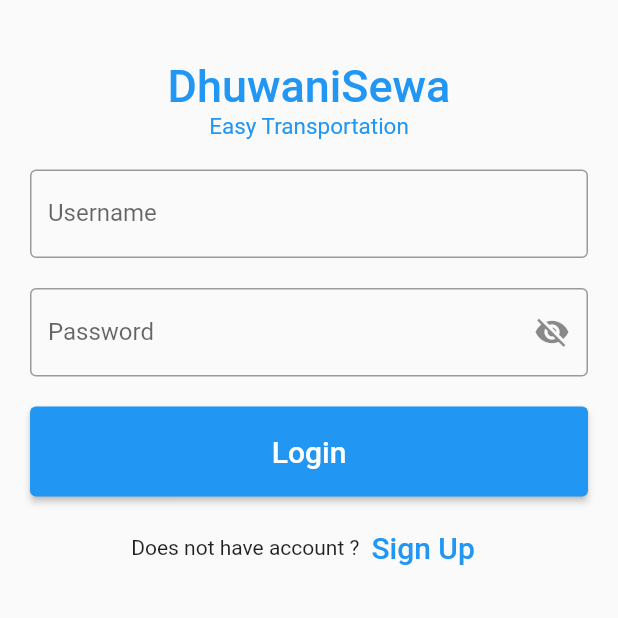
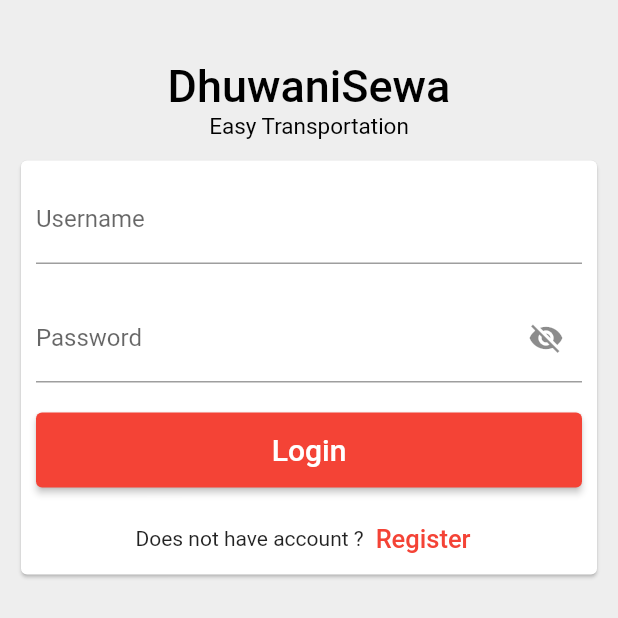
Before and after one commit to BinayKushwaha/Mobile_App_DhuwaniSewa, a Flutter app: the screen it shows after launch, on a phone screen of 412 x 824 dp, the top half of it. Run offline on Flutter 3.47's test engine with Material 2 defaults, Android fonts, the phone set to English and light mode, and no system bars; our stand-ins replace get_it; missing offline and left inert: enum_to_string.

Commit message:
Updated app desgin, color and icons

```diff
--- a/mobile_app_dhuwanisewa/lib/Account/Header.dart
+++ b/mobile_app_dhuwanisewa/lib/Account/Header.dart
@@ -9,7 +9,7 @@ Widget appHeading() {
         child: Text(
           'DhuwaniSewa',
           style: TextStyle(
-              color: Colors.blue, fontWeight: FontWeight.w500, fontSize: 30),
+              color: Colors.black, fontWeight: FontWeight.w500, fontSize: 30),
         ),
       ),
       Container(
@@ -17,7 +17,7 @@ Widget appHeading() {
         alignment: Alignment.center,
         child: Text(
           'Easy Transportation',
-          style: TextStyle(color: Colors.blue, fontSize: 15),
+          style: TextStyle(color: Colors.black, fontSize: 15),
         ),
       )
     ],
--- a/mobile_app_dhuwanisewa/lib/Account/Login.dart
+++ b/mobile_app_dhuwanisewa/lib/Account/Login.dart
@@ -1,4 +1,3 @@
-
 import 'package:enum_to_string/enum_to_string.dart';
 import 'package:flutter/cupertino.dart';
 import 'package:flutter/material.dart';
@@ -7,13 +6,13 @@ import 'package:mobile_app_dhuwanisewa/Account/Model/LoginModel.dart';
 import 'package:mobile_app_dhuwanisewa/Account/Service/AccountService.dart';
 import 'package:mobile_app_dhuwanisewa/Account/ServiceProviderRegistration.dart';
 import 'package:mobile_app_dhuwanisewa/Account/ServiceSeekerRegistration.dart';
+import 'package:mobile_app_dhuwanisewa/AppNavigation/AppNavigation.dart';
 import 'package:mobile_app_dhuwanisewa/Commmon/CustomWidget/CustomNotification.dart';
 import 'package:mobile_app_dhuwanisewa/Constant/Account/AccountResponseMessage.dart';
 import 'package:mobile_app_dhuwanisewa/CustomValidator/CustomValidator.dart';
 import 'package:mobile_app_dhuwanisewa/Enum/ResponseStatus.dart';
 import 'package:mobile_app_dhuwanisewa/ServiceLocator/ServiceLocator.dart';
 import 'OtpResendForm.dart';
-import 'VerfiyAccount.dart';
 
 class LoginPage extends StatefulWidget {
   @override
@@ -31,22 +30,6 @@ class LoginPageState extends State<LoginPage> {
         children: [
           appHeading(),
           LoginForm(),
-          Container(
-            child: Row(
-              children: [
-                Text('Does not have account ?'),
-                TextButton(
-                    onPressed: () {
-                      Navigator.pushNamed(context, '/Registration');
-                    },
-                    child: Text(
-                      'Sign Up',
-                      style: TextStyle(fontSize: 20),
-                    ))
-              ],
-              mainAxisAlignment: MainAxisAlignment.center,
-            ),
-          )
         ],
       ),
     );
@@ -58,15 +41,21 @@ class UserRegistrationTypePage extends StatelessWidget {
   Widget build(BuildContext context) {
     return Scaffold(
       body: Container(
+        padding: EdgeInsets.fromLTRB(10, 30, 10, 0),
         child: ListView(
           children: [
             appHeading(),
+            Center(
+              child: Card(
+                child: Column(
+                  crossAxisAlignment: CrossAxisAlignment.stretch,
+                  children: [
                     Container(
-              height: 80,
+                      height: 70,
                       padding: EdgeInsets.all(10),
                       child: ElevatedButton(
                         style: ButtonStyle(
-                    backgroundColor: MaterialStateProperty.all(Colors.blue)),
+                            backgroundColor: MaterialStateProperty.all(Colors.red)),
                         child: Text(
                           'Service Provider',
                           style: TextStyle(fontSize: 20, fontWeight: FontWeight.w500),
@@ -80,11 +69,11 @@ class UserRegistrationTypePage extends StatelessWidget {
                       ),
                     ),
                     Container(
-              height: 80,
+                      height: 70,
                       padding: EdgeInsets.all(10),
                       child: ElevatedButton(
                         style: ButtonStyle(
-                    backgroundColor: MaterialStateProperty.all(Colors.blue)),
+                            backgroundColor: MaterialStateProperty.all(Colors.red)),
                         child: Text(
                           'Service Seeker',
                           style: TextStyle(fontSize: 20, fontWeight: FontWeight.w500),
@@ -107,10 +96,14 @@ class UserRegistrationTypePage extends StatelessWidget {
                               },
                               child: Text(
                                 'Login',
-                        style: TextStyle(fontSize: 20),
+                                style: TextStyle(fontSize: 17,fontWeight: FontWeight.w500,color: Colors.red),
                               ))
                         ],
                         mainAxisAlignment: MainAxisAlignment.center,
+                      ),
+                    )
+                  ],
+                ),
               ),
             )
           ],
@@ -138,7 +131,8 @@ class LoginFormState extends State<LoginForm> {
 
   @override
   Widget build(BuildContext context) {
-    return Container(
+    return Center(
+        child: Card(
             child: Form(
                 key: _formKey,
                 child: Column(
@@ -149,7 +143,6 @@ class LoginFormState extends State<LoginForm> {
                       child: TextFormField(
                         controller: userNameController,
                         decoration: InputDecoration(
-                        border: OutlineInputBorder(),
                             labelText: 'Username',
                             hintText: 'Email or Mobile number'),
                         validator: (value) {
@@ -168,7 +161,7 @@ class LoginFormState extends State<LoginForm> {
                         obscureText: _passwordHidden,
                         controller: passwordController,
                         decoration: InputDecoration(
-                        border: OutlineInputBorder(),
+                            focusColor: Colors.red,
                             labelText: 'Password',
                             suffixIcon: IconButton(
                               icon: Icon(_passwordHidden
@@ -188,13 +181,23 @@ class LoginFormState extends State<LoginForm> {
                       ),
                     ),
                     if (_changePassword)
+                      Container(
+                        padding: EdgeInsets.fromLTRB(50, 0, 40, 0),
+                        child: Row(
+                          children: [
+                            Text('Forget Password ?'),
                             TextButton(
                               onPressed: () {
                                 //Forget password code here
                               },
-                    child: Text('Forget Password',
+                              child: Text('Reset',
                                   style: TextStyle(
-                            fontWeight: FontWeight.w500, fontSize: 15)),
+                                      fontWeight: FontWeight.w500,
+                                      fontSize: 17,
+                                      color: Colors.red)),
+                            ),
+                          ],
+                        ),
                       ),
                     if (_veifyAccount)
                       TextButton(
@@ -204,14 +207,14 @@ class LoginFormState extends State<LoginForm> {
                                 MaterialPageRoute(
                                     builder: (context) => OtpResend()));
                           },
-                      child: Text('Verify your account')),
+                          child: Text('Verify your account',style: TextStyle(fontWeight: FontWeight.w500,color: Colors.red),)),
                     Container(
-                  height: 80,
+                      height: 70,
                       padding: EdgeInsets.all(10),
                       child: ElevatedButton(
                         style: ButtonStyle(
                             backgroundColor:
-                            MaterialStateProperty.all(Colors.blue)),
+                                MaterialStateProperty.all(Colors.red)),
                         child: Text(
                           'Login',
                           style: TextStyle(fontSize: 20),
@@ -239,9 +242,8 @@ class LoginFormState extends State<LoginForm> {
                                       AccountResponseMessage
                                           .UnVerified_Account_Message) {
                                 _veifyAccount = true;
-                          }
-                          else{
-                            _veifyAccount=false;
+                              } else {
+                                _veifyAccount = false;
                               }
 
                               if (notifyType ==
@@ -251,18 +253,44 @@ class LoginFormState extends State<LoginForm> {
                                       AccountResponseMessage
                                           .Forget_Password_Message) {
                                 _changePassword = true;
-                          }
-                          else{
-                            _changePassword=false;
+                              } else {
+                                _changePassword = false;
                               }
                             });
+                            if (notifyType ==
+                                EnumToString.convertToString(
+                                    ResponseStatus.Success)) {
+                              Navigator.push(
+                                  context,
+                                  MaterialPageRoute(
+                                      builder: (context) => AppNavigation()));
+                            }
                             CustomNotification.showNotification(
                                 context, message, notifyType);
                           }
                         },
                       ),
                     ),
+                    Container(
+                      child: Row(
+                        children: [
+                          Text('Does not have account ?'),
+                          TextButton(
+                              onPressed: () {
+                                Navigator.pushNamed(context, '/Registration');
+                              },
+                              child: Text(
+                                'Register',
+                                style: TextStyle(
+                                    fontWeight: FontWeight.w500,
+                                    fontSize: 17,
+                                    color: Colors.red),
+                              ))
                         ],
-            )));
+                        mainAxisAlignment: MainAxisAlignment.center,
+                      ),
+                    )
+                  ],
+                ))));
   }
 }
--- a/mobile_app_dhuwanisewa/lib/Commmon/ApiBaseEndPoint.dart
+++ b/mobile_app_dhuwanisewa/lib/Commmon/ApiBaseEndPoint.dart
@@ -1,5 +1,8 @@
 class ApiBaseEndPoint{
+  //Test Url
   static String baseUri='http://10.0.2.2:55555';
-  // static String baseUri='http://http://192.168.1.70:8099';
+
+  //Production Url
+  // static String baseUri='http://192.168.1.70:8099';
 
 }
--- a/mobile_app_dhuwanisewa/lib/main.dart
+++ b/mobile_app_dhuwanisewa/lib/main.dart
@@ -23,7 +23,7 @@ class AppHomeState extends State<AppHome>{
   @override
   Widget build(BuildContext context) {
     return MaterialApp(
-      theme: ThemeData(primaryColor: Colors.blueAccent),
+      theme: ThemeData(scaffoldBackgroundColor: Colors.grey[200]),
       title: 'DhuwaniSewa',
       initialRoute: '/',
       routes: {
```
Also changed, not shown: mobile_app_dhuwanisewa/lib/Account/AccountVerificationForm.dart (+22 -13 lines), mobile_app_dhuwanisewa/lib/Account/OtpResendForm.dart (+17 -7 lines), mobile_app_dhuwanisewa/lib/Account/RegistrationForm.dart (+9 -12 lines), mobile_app_dhuwanisewa/lib/Account/ServiceProviderRegistration.dart (+11 -2 lines), mobile_app_dhuwanisewa/lib/Account/ServiceSeekerRegistration.dart (+11 -2 lines), mobile_app_dhuwanisewa/lib/Account/VerfiyAccount.dart (+8 -2 lines), mobile_app_dhuwanisewa/lib/AppNavigation/AppNavigation.dart (added, +62 -0 lines). Lines whose indentation alone changed are shown as unchanged.
